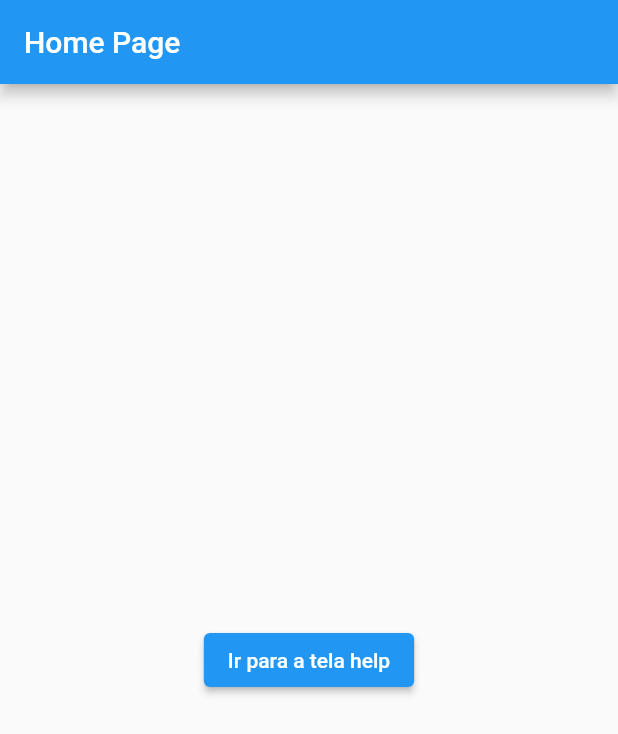
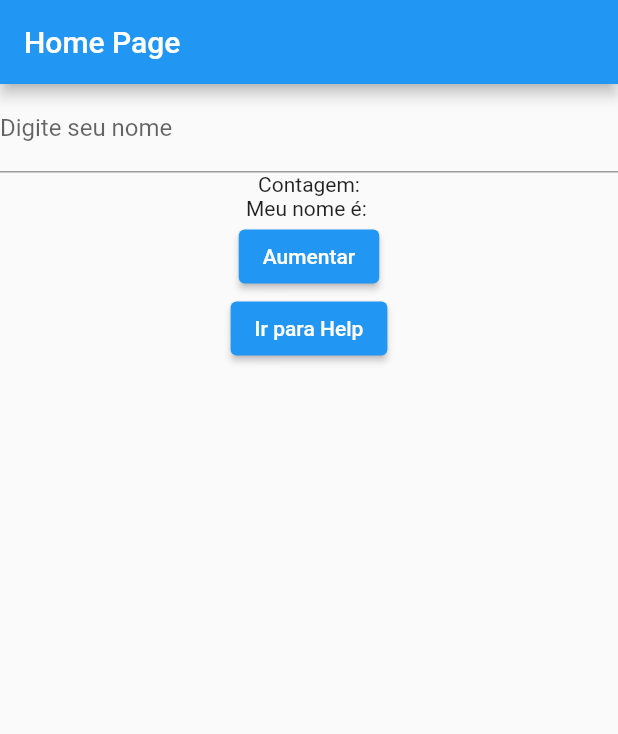
Before and after one commit to saobernardo/flutterPratica1, a Flutter app: the screen it shows after launch, on a phone screen of 412 x 824 dp. Shown: the top 734 px of the screen. Run offline on Flutter 3.47's test engine with Material 2 defaults, Android fonts, the phone set to English and light mode, and no system bars.

Commit message:
Estados y TextField

```diff
--- a/lib/src/help.dart
+++ b/lib/src/help.dart
@@ -1,25 +1,23 @@
 import 'package:flutter/material.dart';
+import 'package:provider/provider.dart';
 
-class ScreenArguments {
-  final String title;
-  final String message;
+import 'models/contador.dart';
 
-  ScreenArguments(this.title, this.message);
-}
 
 class HelpPage extends StatelessWidget{
   @override
   Widget build(BuildContext context){
-    final args = ModalRoute.of(context)!.settings.arguments as ScreenArguments;
 
     return Scaffold(
       appBar: AppBar(
-        title: Text(args.title),
+        title: Text('Título de Help'),
       ),
       body: Center(
-        child: Text(args.message)
-        ),
-      );
+        child: Consumer<Contador>(
+          builder: (context, contador, child) => Text('Contagem: ${contador.valor}')
+        )
+      ),
+    );
 
   }
 }
--- a/lib/src/home.dart
+++ b/lib/src/home.dart
@@ -1,21 +1,46 @@
 import 'package:flutter/material.dart';
-import './help.dart';
+import 'package:provider/provider.dart';
 
-class HomePage extends StatelessWidget {
+import 'models/contador.dart';
+import 'models/nome.dart';
+
+class HomePage extends StatelessWidget{
+
   @override
-  Widget build(BuildContext context){
+  Widget build(BuildContext context) {
     return Scaffold(
       appBar: AppBar(
-        title: Text('Home Page'),
+        title: Text('Home Page')
       ),
-      body: Center(
-        child: ElevatedButton(
-          child: Text('Ir para a tela help'),
-          onPressed: (){
-            Navigator.pushNamed(context, '/help', arguments: ScreenArguments('Tela de Ajuda', 'Aqui estaria o conteúdo de uma página de ajuda'));
-          },
+      body: Container(
+        child: Column(
+          children: [
+            TextField(
+              decoration: InputDecoration(labelText: 'Digite seu nome'),
+              onChanged: (text){
+                Provider.of<NomeDado>(context, listen: false).mudarNome(text);
+              },
+            ),
+
+            Text('Contagem:'),
+            Consumer<NomeDado>(
+              builder: (context, nomedado, child) => Text('Meu nome é: ${nomedado.nome}')
+            ),
+            ElevatedButton(child:
+              Text('Aumentar'),
+              onPressed: (){
+                Provider.of<Contador>(context, listen: false).aumentar();
+              },
+            ),
+            ElevatedButton(child:
+              Text('Ir para Help'),
+              onPressed: (){
+                Navigator.pushNamed(context, '/help');
+              },
+            ),
+          ],
         ),
-      )
+      ),
     );
   }
 }
--- /dev/null
+++ b/lib/src/models/contador.dart
@@ -0,0 +1,11 @@
+import 'package:flutter/material.dart';
+
+class Contador with ChangeNotifier{
+  int valor = 0;
+
+  void aumentar() {
+    valor++;
+    notifyListeners();
+  }
+
+}
--- /dev/null
+++ b/lib/src/models/nome.dart
@@ -0,0 +1,10 @@
+import 'package:flutter/material.dart';
+
+class NomeDado with ChangeNotifier{
+  String nome = '';
+
+  void mudarNome(novoNome){
+    nome = novoNome;
+    notifyListeners();
+  }
+}
--- a/pubspec.yaml
+++ b/pubspec.yaml
@@ -28,6 +28,7 @@ dependencies:
   # The following adds the Cupertino Icons font to your application.
   # Use with the CupertinoIcons class for iOS style icons.
   cupertino_icons: ^1.0.2
+  provider: ^6.0.0
 
 dev_dependencies:
   flutter_test:
```
Also changed, not shown: lib/main.dart (+13 -2 lines), pubspec.lock.
